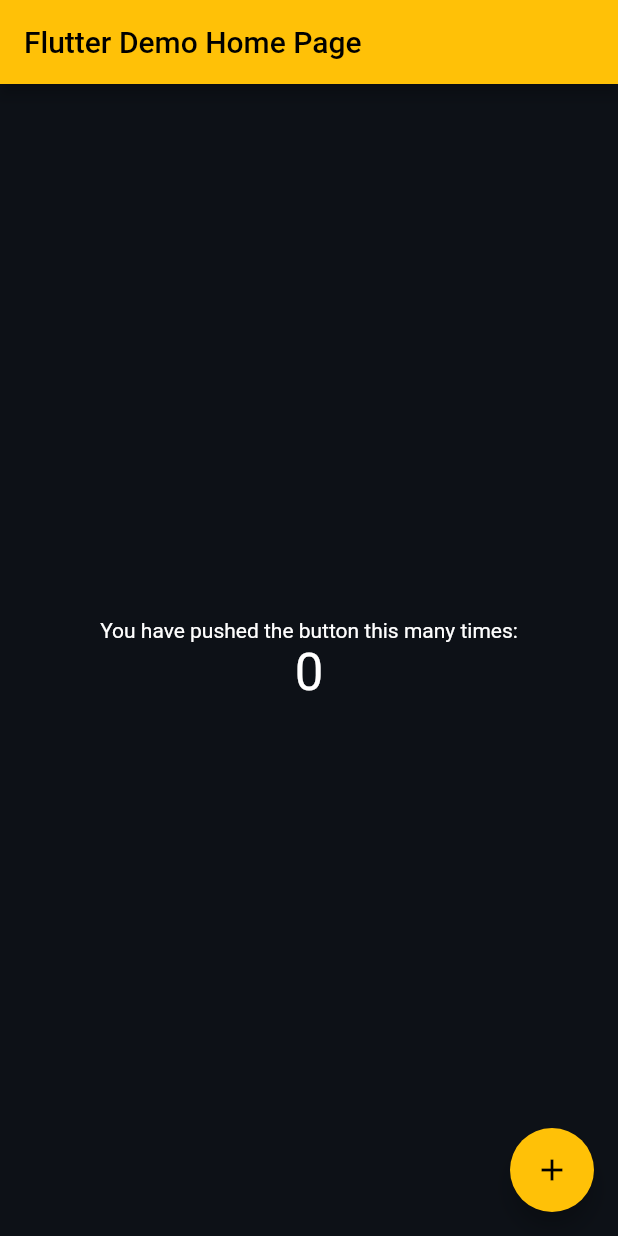
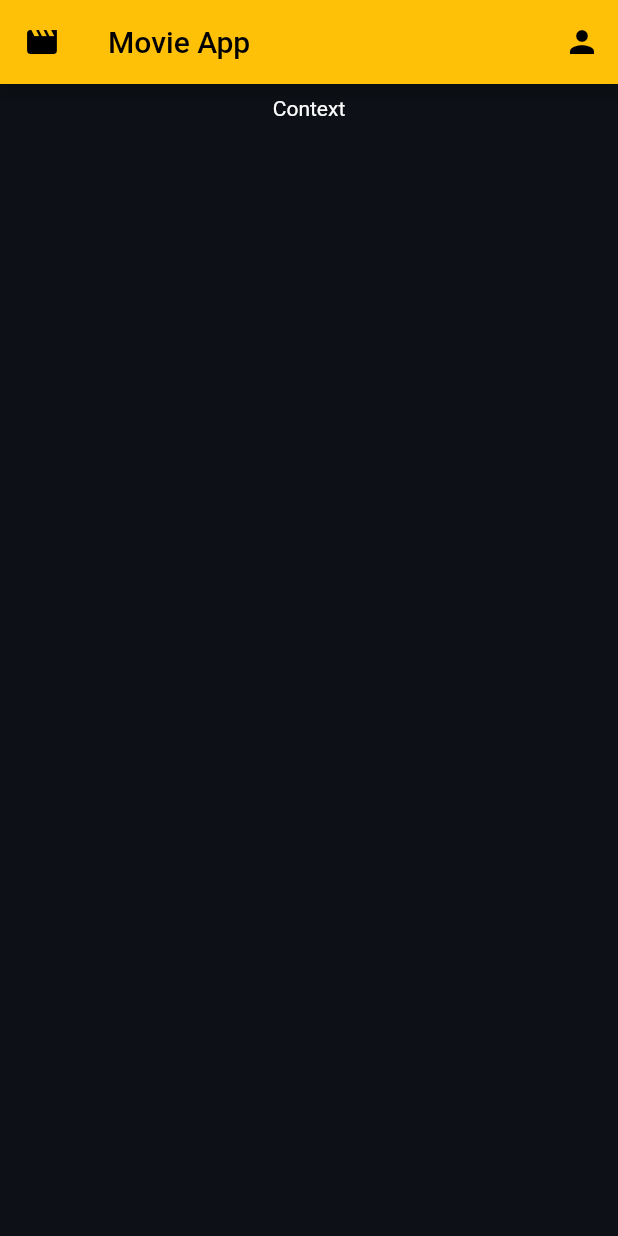
Before and after one commit to FatihBARACKILIC/flutter-homework-movie-app, a Flutter app: the screen it shows after launch, on a phone screen of 412 x 824 dp. Run offline on Flutter 3.47's test engine with Material 2 defaults, Android fonts, the phone set to English and light mode, and no system bars.

Commit message:
theme added

```diff
--- a/lib/main.dart
+++ b/lib/main.dart
@@ -6,78 +6,77 @@ import 'package:movie_app/enums/user_type.dart';
 import 'package:movie_app/models/admin.dart';
 import 'package:movie_app/models/bases/person.dart';
 import 'package:movie_app/models/member.dart';
+import 'package:movie_app/screens/test_screen.dart';
 
 void main() {
-  runApp(const MyApp());
+  runApp(const App());
 }
 
-class MyApp extends StatelessWidget {
-  const MyApp({super.key});
+const Color darkColor = Color.fromRGBO(13, 17, 23, 1);
+
+class App extends StatelessWidget {
+  const App({super.key});
 
   @override
   Widget build(BuildContext context) {
-    ///! Beginning
-
-    ///! End
-
     return MaterialApp(
-      title: 'Flutter Demo',
+      title: "Movie List",
       debugShowCheckedModeBanner: false,
       theme: ThemeData(
           primarySwatch: Colors.amber,
-        scaffoldBackgroundColor: const Color.fromRGBO(13, 17, 23, 1),
+          scaffoldBackgroundColor: darkColor,
           textTheme: Theme.of(context).textTheme.apply(
                 bodyColor: Colors.white,
                 displayColor: Colors.white,
-            ),
-      ),
-      home: const MyHomePage(title: 'Flutter Demo Home Page'),
+                decorationColor: Colors.white,
+              )),
+      home: const MovieApp(),
     );
   }
 }
 
-class MyHomePage extends StatefulWidget {
-  const MyHomePage({super.key, required this.title});
-
-  final String title;
+class MovieApp extends StatefulWidget {
+  const MovieApp({super.key});
 
   @override
-  State<MyHomePage> createState() => _MyHomePageState();
+  State<StatefulWidget> createState() => _MovieAppState();
 }
 
-class _MyHomePageState extends State<MyHomePage> {
-  int _counter = 0;
-
-  void _incrementCounter() {
-    setState(() {
-      _counter++;
-    });
-  }
-
+class _MovieAppState extends State<MovieApp> {
   @override
   Widget build(BuildContext context) {
     return Scaffold(
       appBar: AppBar(
-        title: Text(widget.title),
+        leading: IconButton(
+          onPressed: () {},
+          icon: const Icon(
+            Icons.movie,
+          ),
+        ),
+        title: const Text(
+          "Movie App",
+        ),
+        actions: [
+          IconButton(
+            onPressed: () {
+              Navigator.push(
+                context,
+                MaterialPageRoute(builder: (context) => const TestScreen()),
+              );
+            },
+            icon: const Icon(Icons.person),
+          )
+        ],
       ),
       body: Center(
+        child: Padding(
+          padding: const EdgeInsets.all(8.0),
           child: Column(
-          mainAxisAlignment: MainAxisAlignment.center,
-          children: <Widget>[
-            const Text(
-              'You have pushed the button this many times:',
-            ),
-            Text(
-              '$_counter',
-              style: Theme.of(context).textTheme.headline4,
-            ),
+            children: const <Widget>[
+              Text("Context"),
             ],
           ),
         ),
-      floatingActionButton: FloatingActionButton(
-        onPressed: _incrementCounter,
-        tooltip: 'Increment',
-        child: const Icon(Icons.add),
       ),
     );
   }
```
Also changed, not shown: lib/screens/test_screen.dart (added, +19 -0 lines), 1 other file. Lines whose indentation alone changed are shown as unchanged.
